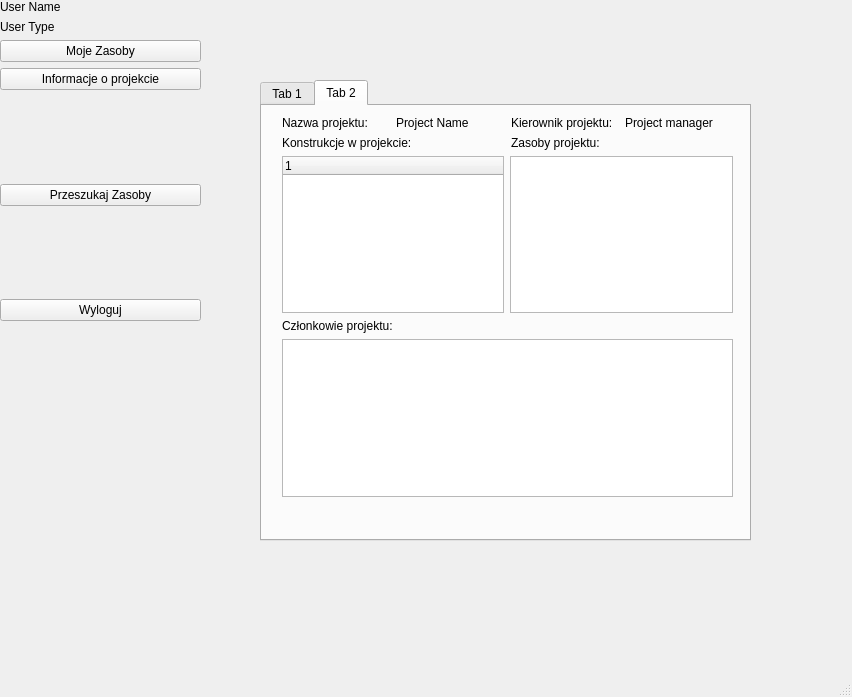
The window that desktop_app_sbd/mainwindows/mainwindowprojectmember.ui (wiktor426/sbd) describes before a commit, drawn with Qt 5.
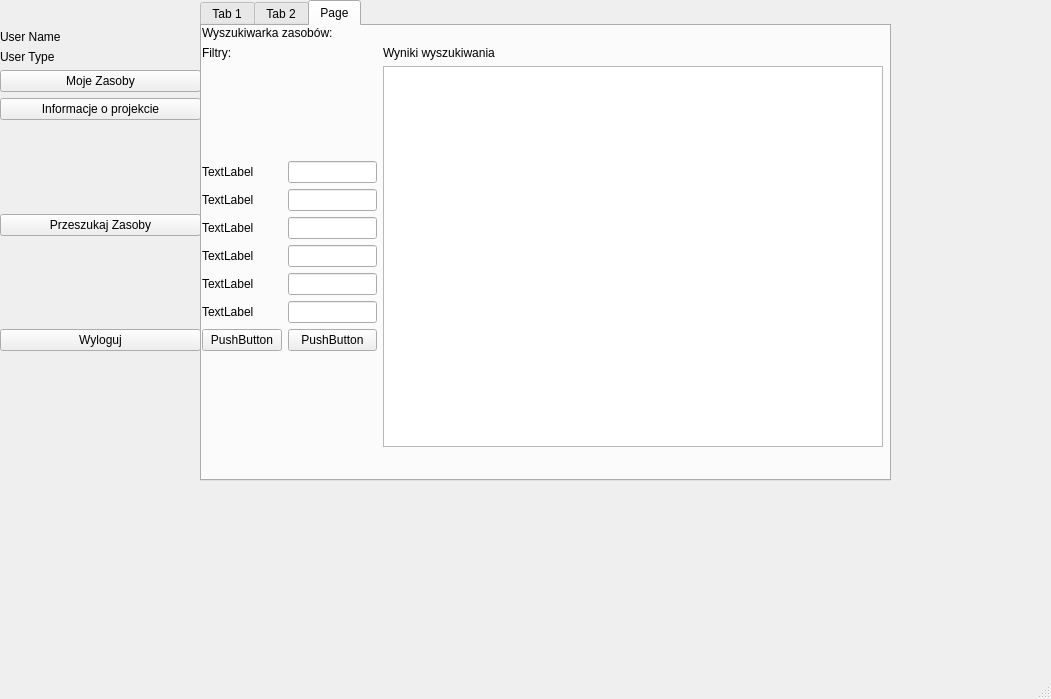
The same window after the commit. The open tabs and pages were chosen to show the change.

Commit message: user ui need to finish labels

Diff of the .ui file:
```diff
--- a/desktop_app_sbd/mainwindows/mainwindowprojectmember.ui
+++ b/desktop_app_sbd/mainwindows/mainwindowprojectmember.ui
@@ -6,8 +6,8 @@
    <rect>
     <x>0</x>
     <y>0</y>
-    <width>852</width>
-    <height>697</height>
+    <width>1051</width>
+    <height>699</height>
    </rect>
   </property>
   <property name="windowTitle">
@@ -18,7 +18,7 @@
     <property name="geometry">
      <rect>
       <x>0</x>
-      <y>0</y>
+      <y>30</y>
       <width>201</width>
       <height>321</height>
      </rect>
@@ -97,10 +97,10 @@
    <widget class="QTabWidget" name="tabWidget">
     <property name="geometry">
      <rect>
-      <x>260</x>
-      <y>80</y>
-      <width>491</width>
-      <height>461</height>
+      <x>200</x>
+      <y>0</y>
+      <width>691</width>
+      <height>481</height>
      </rect>
     </property>
     <property name="currentIndex">
@@ -207,29 +207,15 @@
      <widget class="QWidget" name="verticalLayoutWidget_3">
       <property name="geometry">
        <rect>
-        <x>20</x>
-        <y>10</y>
-        <width>451</width>
-        <height>381</height>
+        <x>0</x>
+        <y>0</y>
+        <width>471</width>
+        <height>391</height>
        </rect>
       </property>
       <layout class="QVBoxLayout" name="verticalLayout_3">
        <item>
         <layout class="QHBoxLayout" name="horizontalLayout_6">
-         <item>
-          <widget class="QLabel" name="label_5">
-           <property name="text">
-            <string>Nazwa projektu:</string>
-           </property>
-          </widget>
-         </item>
-         <item>
-          <widget class="QLabel" name="labelProjectName_2">
-           <property name="text">
-            <string>Project Name</string>
-           </property>
-          </widget>
-         </item>
          <item>
           <widget class="QLabel" name="label_10">
            <property name="text">
@@ -246,6 +232,24 @@
          </item>
         </layout>
        </item>
+       <item>
+        <layout class="QGridLayout" name="gridLayout_3">
+         <item row="0" column="0">
+          <widget class="QLabel" name="label_5">
+           <property name="text">
+            <string>Nazwa projektu:</string>
+           </property>
+          </widget>
+         </item>
+         <item row="0" column="1">
+          <widget class="QLabel" name="labelProjectName_2">
+           <property name="text">
+            <string>Project Name</string>
+           </property>
+          </widget>
+         </item>
+        </layout>
+       </item>
        <item>
         <layout class="QHBoxLayout" name="horizontalLayout_7">
          <item>
@@ -301,6 +305,232 @@
       </layout>
      </widget>
     </widget>
+    <widget class="QWidget" name="tab_3">
+     <attribute name="title">
+      <string>Page</string>
+     </attribute>
+     <widget class="QWidget" name="gridLayoutWidget">
+      <property name="geometry">
+       <rect>
+        <x>0</x>
+        <y>0</y>
+        <width>681</width>
+        <height>421</height>
+       </rect>
+      </property>
+      <layout class="QGridLayout" name="gridLayout">
+       <item row="2" column="0">
+        <layout class="QVBoxLayout" name="verticalLayout_4">
+         <item>
+          <layout class="QGridLayout" name="gridLayout_2">
+           <item row="0" column="1">
+            <widget class="QLineEdit" name="lineEdit">
+             <property name="maximumSize">
+              <size>
+               <width>150</width>
+               <height>16777215</height>
+              </size>
+             </property>
+            </widget>
+           </item>
+           <item row="1" column="1">
+            <widget class="QLineEdit" name="lineEdit_2">
+             <property name="maximumSize">
+              <size>
+               <width>150</width>
+               <height>16777215</height>
+              </size>
+             </property>
+            </widget>
+           </item>
+           <item row="0" column="0">
+            <widget class="QLabel" name="label_11">
+             <property name="maximumSize">
+              <size>
+               <width>100</width>
+               <height>16777215</height>
+              </size>
+             </property>
+             <property name="text">
+              <string>TextLabel</string>
+             </property>
+            </widget>
+           </item>
+           <item row="2" column="1">
+            <widget class="QLineEdit" name="lineEdit_3">
+             <property name="maximumSize">
+              <size>
+               <width>150</width>
+               <height>16777215</height>
+              </size>
+             </property>
+            </widget>
+           </item>
+           <item row="1" column="0">
+            <widget class="QLabel" name="label_12">
+             <property name="maximumSize">
+              <size>
+               <width>100</width>
+               <height>16777215</height>
+              </size>
+             </property>
+             <property name="text">
+              <string>TextLabel</string>
+             </property>
+            </widget>
+           </item>
+           <item row="2" column="0">
+            <widget class="QLabel" name="label_13">
+             <property name="maximumSize">
+              <size>
+               <width>100</width>
+               <height>16777215</height>
+              </size>
+             </property>
+             <property name="text">
+              <string>TextLabel</string>
+             </property>
+            </widget>
+           </item>
+           <item row="4" column="1">
+            <widget class="QLineEdit" name="lineEdit_5">
+             <property name="maximumSize">
+              <size>
+               <width>150</width>
+               <height>16777215</height>
+              </size>
+             </property>
+            </widget>
+           </item>
+           <item row="6" column="0">
+            <widget class="QPushButton" name="pushButton">
+             <property name="maximumSize">
+              <size>
+               <width>100</width>
+               <height>16777215</height>
+              </size>
+             </property>
+             <property name="text">
+              <string>PushButton</string>
+             </property>
+            </widget>
+           </item>
+           <item row="3" column="1">
+            <widget class="QLineEdit" name="lineEdit_4">
+             <property name="maximumSize">
+              <size>
+               <width>150</width>
+               <height>16777215</height>
+              </size>
+             </property>
+            </widget>
+           </item>
+           <item row="3" column="0">
+            <widget class="QLabel" name="label_14">
+             <property name="maximumSize">
+              <size>
+               <width>100</width>
+               <height>16777215</height>
+              </size>
+             </property>
+             <property name="text">
+              <string>TextLabel</string>
+             </property>
+            </widget>
+           </item>
+           <item row="5" column="1">
+            <widget class="QLineEdit" name="lineEdit_6">
+             <property name="maximumSize">
+              <size>
+               <width>150</width>
+               <height>16777215</height>
+              </size>
+             </property>
+            </widget>
+           </item>
+           <item row="4" column="0">
+            <widget class="QLabel" name="label_15">
+             <property name="maximumSize">
+              <size>
+               <width>100</width>
+               <height>16777215</height>
+              </size>
+             </property>
+             <property name="text">
+              <string>TextLabel</string>
+             </property>
+            </widget>
+           </item>
+           <item row="5" column="0">
+            <widget class="QLabel" name="label_16">
+             <property name="maximumSize">
+              <size>
+               <width>100</width>
+               <height>16777215</height>
+              </size>
+             </property>
+             <property name="text">
+              <string>TextLabel</string>
+             </property>
+            </widget>
+           </item>
+           <item row="6" column="1">
+            <widget class="QPushButton" name="pushButton_3">
+             <property name="maximumSize">
+              <size>
+               <width>100</width>
+               <height>16777215</height>
+              </size>
+             </property>
+             <property name="text">
+              <string>PushButton</string>
+             </property>
+            </widget>
+           </item>
+          </layout>
+         </item>
+        </layout>
+       </item>
+       <item row="0" column="0">
+        <widget class="QLabel" name="label_9">
+         <property name="maximumSize">
+          <size>
+           <width>150</width>
+           <height>20</height>
+          </size>
+         </property>
+         <property name="text">
+          <string>Wyszukiwarka zasobów:</string>
+         </property>
+        </widget>
+       </item>
+       <item row="2" column="1">
+        <widget class="QListView" name="listView">
+         <property name="minimumSize">
+          <size>
+           <width>500</width>
+           <height>0</height>
+          </size>
+         </property>
+        </widget>
+       </item>
+       <item row="1" column="0">
+        <widget class="QLabel" name="label_18">
+         <property name="text">
+          <string>Filtry:</string>
+         </property>
+        </widget>
+       </item>
+       <item row="1" column="1">
+        <widget class="QLabel" name="label_17">
+         <property name="text">
+          <string>Wyniki wyszukiwania</string>
+         </property>
+        </widget>
+       </item>
+      </layout>
+     </widget>
+    </widget>
    </widget>
   </widget>
   <widget class="QMenuBar" name="menubar">
```
Left out of the diff: 10 changed lines with no effect on the pictures. The commit also changes 24 other files.
